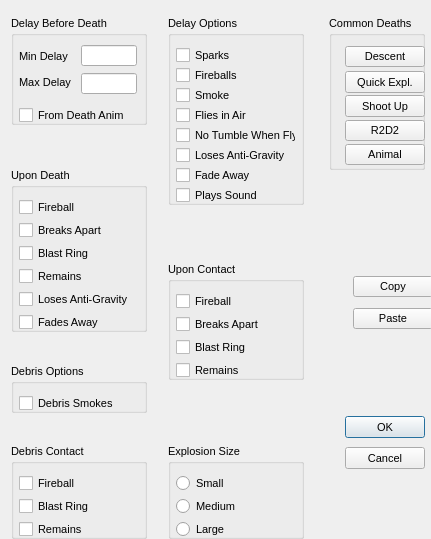
Before: the Qt Designer form qteditor/ui/death_dialog.ui in DescentNetwork/Descent3, drawn with Qt 5.
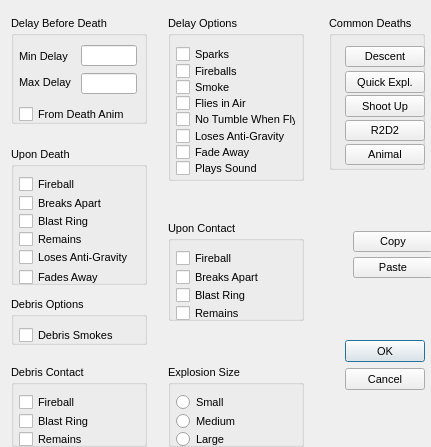
After: the same form once the commit is applied.

The edit to the form file:
```diff
--- a/qteditor/ui/death_dialog.ui
+++ b/qteditor/ui/death_dialog.ui
@@ -7,7 +7,7 @@
         <x>0</x>
         <y>0</y>
         <width>431</width>
-        <height>539</height>
+        <height>447</height>
       </rect>
     </property>
     <property name="windowTitle">
@@ -30,13 +30,13 @@
     <property name="minimumSize">
       <size>
         <width>431</width>
-        <height>539</height>
+        <height>447</height>
       </size>
     </property>
     <property name="maximumSize">
       <size>
         <width>431</width>
-        <height>539</height>
+        <height>447</height>
       </size>
     </property>
     <widget class="QGroupBox" name="IDC_STATIC">
@@ -45,7 +45,7 @@
           <x>11</x>
           <y>16</y>
           <width>136</width>
-          <height>109</height>
+          <height>108</height>
         </rect>
       </property>
       <property name="title">
@@ -142,7 +142,7 @@
             <x>8</x>
             <y>90</y>
             <width>109</width>
-            <height>19</height>
+            <height>16</height>
           </rect>
         </property>
         <property name="text">
@@ -162,7 +162,7 @@
           <x>168</x>
           <y>16</y>
           <width>136</width>
-          <height>189</height>
+          <height>165</height>
         </rect>
       </property>
       <property name="title">
@@ -183,7 +183,7 @@
             <x>8</x>
             <y>30</y>
             <width>120</width>
-            <height>19</height>
+            <height>16</height>
           </rect>
         </property>
         <property name="text">
@@ -200,9 +200,9 @@
         <property name="geometry">
           <rect>
             <x>8</x>
-            <y>50</y>
+            <y>47</y>
             <width>120</width>
-            <height>19</height>
+            <height>16</height>
           </rect>
         </property>
         <property name="text">
@@ -219,9 +219,9 @@
         <property name="geometry">
           <rect>
             <x>8</x>
-            <y>70</y>
+            <y>63</y>
             <width>120</width>
-            <height>19</height>
+            <height>16</height>
           </rect>
         </property>
         <property name="text">
@@ -238,9 +238,9 @@
         <property name="geometry">
           <rect>
             <x>8</x>
-            <y>90</y>
+            <y>79</y>
             <width>120</width>
-            <height>19</height>
+            <height>16</height>
           </rect>
         </property>
         <property name="text">
@@ -257,9 +257,9 @@
         <property name="geometry">
           <rect>
             <x>8</x>
-            <y>110</y>
+            <y>95</y>
             <width>120</width>
-            <height>19</height>
+            <height>16</height>
           </rect>
         </property>
         <property name="text">
@@ -276,9 +276,9 @@
         <property name="geometry">
           <rect>
             <x>8</x>
-            <y>130</y>
+            <y>112</y>
             <width>120</width>
-            <height>19</height>
+            <height>16</height>
           </rect>
         </property>
         <property name="text">
@@ -295,9 +295,9 @@
         <property name="geometry">
           <rect>
             <x>8</x>
-            <y>150</y>
+            <y>128</y>
             <width>120</width>
-            <height>19</height>
+            <height>16</height>
           </rect>
         </property>
         <property name="text">
@@ -314,9 +314,9 @@
         <property name="geometry">
           <rect>
             <x>8</x>
-            <y>170</y>
+            <y>144</y>
             <width>120</width>
-            <height>19</height>
+            <height>16</height>
           </rect>
         </property>
         <property name="text">
@@ -481,9 +481,9 @@
       <property name="geometry">
         <rect>
           <x>11</x>
-          <y>168</y>
+          <y>147</y>
           <width>136</width>
-          <height>164</height>
+          <height>138</height>
         </rect>
       </property>
       <property name="title">
@@ -504,7 +504,7 @@
             <x>8</x>
             <y>30</y>
             <width>88</width>
-            <height>19</height>
+            <height>15</height>
           </rect>
         </property>
         <property name="text">
@@ -521,9 +521,9 @@
         <property name="geometry">
           <rect>
             <x>8</x>
-            <y>53</y>
+            <y>49</y>
             <width>88</width>
-            <height>19</height>
+            <height>15</height>
           </rect>
         </property>
         <property name="text">
@@ -540,9 +540,9 @@
         <property name="geometry">
           <rect>
             <x>8</x>
-            <y>76</y>
+            <y>67</y>
             <width>88</width>
-            <height>19</height>
+            <height>15</height>
           </rect>
         </property>
         <property name="text">
@@ -559,9 +559,9 @@
         <property name="geometry">
           <rect>
             <x>8</x>
-            <y>99</y>
+            <y>85</y>
             <width>88</width>
-            <height>19</height>
+            <height>15</height>
           </rect>
         </property>
         <property name="text">
@@ -578,9 +578,9 @@
         <property name="geometry">
           <rect>
             <x>8</x>
-            <y>122</y>
+            <y>103</y>
             <width>112</width>
-            <height>19</height>
+            <height>15</height>
           </rect>
         </property>
         <property name="text">
@@ -597,9 +597,9 @@
         <property name="geometry">
           <rect>
             <x>8</x>
-            <y>145</y>
+            <y>122</y>
             <width>120</width>
-            <height>19</height>
+            <height>16</height>
           </rect>
         </property>
         <property name="text">
@@ -617,9 +617,9 @@
       <property name="geometry">
         <rect>
           <x>168</x>
-          <y>262</y>
+          <y>221</y>
           <width>136</width>
-          <height>118</height>
+          <height>100</height>
         </rect>
       </property>
       <property name="title">
@@ -640,7 +640,7 @@
             <x>8</x>
             <y>30</y>
             <width>88</width>
-            <height>19</height>
+            <height>15</height>
           </rect>
         </property>
         <property name="text">
@@ -657,9 +657,9 @@
         <property name="geometry">
           <rect>
             <x>8</x>
-            <y>53</y>
+            <y>49</y>
             <width>88</width>
-            <height>19</height>
+            <height>15</height>
           </rect>
         </property>
         <property name="text">
@@ -676,9 +676,9 @@
         <property name="geometry">
           <rect>
             <x>8</x>
-            <y>76</y>
+            <y>67</y>
             <width>88</width>
-            <height>19</height>
+            <height>15</height>
           </rect>
         </property>
         <property name="text">
@@ -695,9 +695,9 @@
         <property name="geometry">
           <rect>
             <x>8</x>
-            <y>99</y>
+            <y>85</y>
             <width>88</width>
-            <height>19</height>
+            <height>15</height>
           </rect>
         </property>
         <property name="text">
@@ -715,9 +715,9 @@
       <property name="geometry">
         <rect>
           <x>11</x>
-          <y>364</y>
+          <y>297</y>
           <width>136</width>
-          <height>49</height>
+          <height>48</height>
         </rect>
       </property>
       <property name="title">
@@ -738,7 +738,7 @@
             <x>8</x>
             <y>30</y>
             <width>112</width>
-            <height>19</height>
+            <height>16</height>
           </rect>
         </property>
         <property name="text">
@@ -756,9 +756,9 @@
       <property name="geometry">
         <rect>
           <x>11</x>
-          <y>444</y>
+          <y>365</y>
           <width>136</width>
-          <height>95</height>
+          <height>82</height>
         </rect>
       </property>
       <property name="title">
@@ -779,7 +779,7 @@
             <x>8</x>
             <y>30</y>
             <width>88</width>
-            <height>19</height>
+            <height>15</height>
           </rect>
         </property>
         <property name="text">
@@ -796,9 +796,9 @@
         <property name="geometry">
           <rect>
             <x>8</x>
-            <y>53</y>
+            <y>49</y>
             <width>88</width>
-            <height>19</height>
+            <height>15</height>
           </rect>
         </property>
         <property name="text">
@@ -815,9 +815,9 @@
         <property name="geometry">
           <rect>
             <x>8</x>
-            <y>76</y>
+            <y>67</y>
             <width>88</width>
-            <height>19</height>
+            <height>15</height>
           </rect>
         </property>
         <property name="text">
@@ -835,9 +835,9 @@
       <property name="geometry">
         <rect>
           <x>168</x>
-          <y>444</y>
+          <y>365</y>
           <width>136</width>
-          <height>95</height>
+          <height>82</height>
         </rect>
       </property>
       <property name="title">
@@ -857,8 +857,8 @@
           <rect>
             <x>8</x>
             <y>30</y>
-            <width>89</width>
-            <height>19</height>
+            <width>64</width>
+            <height>15</height>
           </rect>
         </property>
         <property name="text">
@@ -875,9 +875,9 @@
         <property name="geometry">
           <rect>
             <x>8</x>
-            <y>53</y>
-            <width>89</width>
-            <height>19</height>
+            <y>49</y>
+            <width>64</width>
+            <height>15</height>
           </rect>
         </property>
         <property name="text">
@@ -894,9 +894,9 @@
         <property name="geometry">
           <rect>
             <x>8</x>
-            <y>76</y>
-            <width>89</width>
-            <height>19</height>
+            <y>67</y>
+            <width>64</width>
+            <height>15</height>
           </rect>
         </property>
         <property name="text">
@@ -914,7 +914,7 @@
       <property name="geometry">
         <rect>
           <x>353</x>
-          <y>276</y>
+          <y>231</y>
           <width>80</width>
           <height>21</height>
         </rect>
@@ -939,7 +939,7 @@
       <property name="geometry">
         <rect>
           <x>353</x>
-          <y>308</y>
+          <y>257</y>
           <width>80</width>
           <height>21</height>
         </rect>
@@ -964,7 +964,7 @@
       <property name="geometry">
         <rect>
           <x>345</x>
-          <y>416</y>
+          <y>340</y>
           <width>80</width>
           <height>22</height>
         </rect>
@@ -989,7 +989,7 @@
       <property name="geometry">
         <rect>
           <x>345</x>
-          <y>447</y>
+          <y>368</y>
           <width>80</width>
           <height>22</height>
         </rect>
```
Left out of the diff: 947 changed lines with no effect on the pictures.
